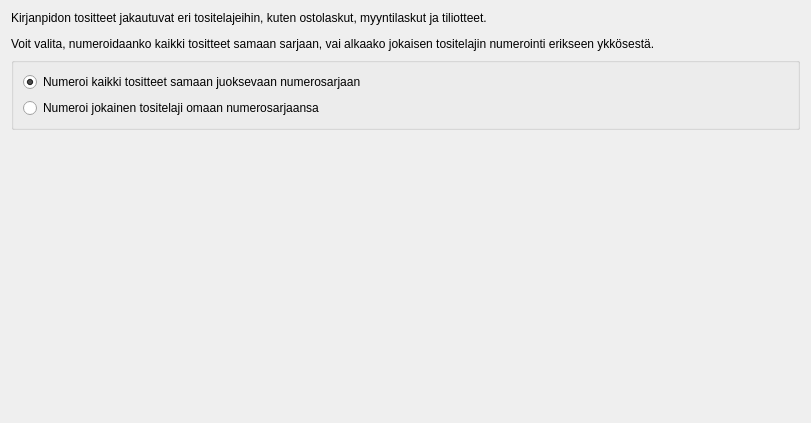
First picture: the form in kitupiikki/uusikp/numerointi.ui, repository artoh/kitupiikki, before the edit.
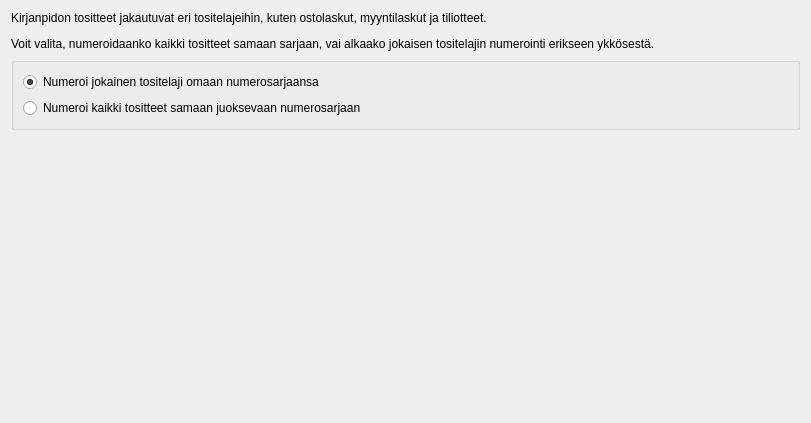
Second picture: the form after the edit. Icons and pictures are not drawn.

Commit message: Oletuksena numerointi tositelajeittain

```diff
--- a/kitupiikki/uusikp/numerointi.ui
+++ b/kitupiikki/uusikp/numerointi.ui
@@ -31,9 +31,9 @@
      </property>
      <layout class="QVBoxLayout" name="verticalLayout">
       <item>
-       <widget class="QRadioButton" name="samaanRadio">
+       <widget class="QRadioButton" name="lajeittainRadio">
         <property name="text">
-         <string>Numeroi kaikki tositteet samaan juoksevaan numerosarjaan</string>
+         <string>Numeroi jokainen tositelaji omaan numerosarjaansa</string>
         </property>
         <property name="icon">
          <iconset resource="../pic/pic.qrc">
@@ -45,13 +45,16 @@
        </widget>
       </item>
       <item>
-       <widget class="QRadioButton" name="lajeittainRadio">
+       <widget class="QRadioButton" name="samaanRadio">
         <property name="text">
-         <string>Numeroi jokainen tositelaji omaan numerosarjaansa</string>
+         <string>Numeroi kaikki tositteet samaan juoksevaan numerosarjaan</string>
         </property>
         <property name="icon">
          <iconset resource="../pic/pic.qrc">
-          <normaloff>:/pic/arkisto64.png</normaloff>:/pic/arkisto64.png</iconset>
+          <normaloff>:/pic/123.png</normaloff>:/pic/123.png</iconset>
+        </property>
+        <property name="checked">
+         <bool>false</bool>
         </property>
        </widget>
       </item>
```
Left out of the diff: 2 changed lines with no effect on the pictures.
